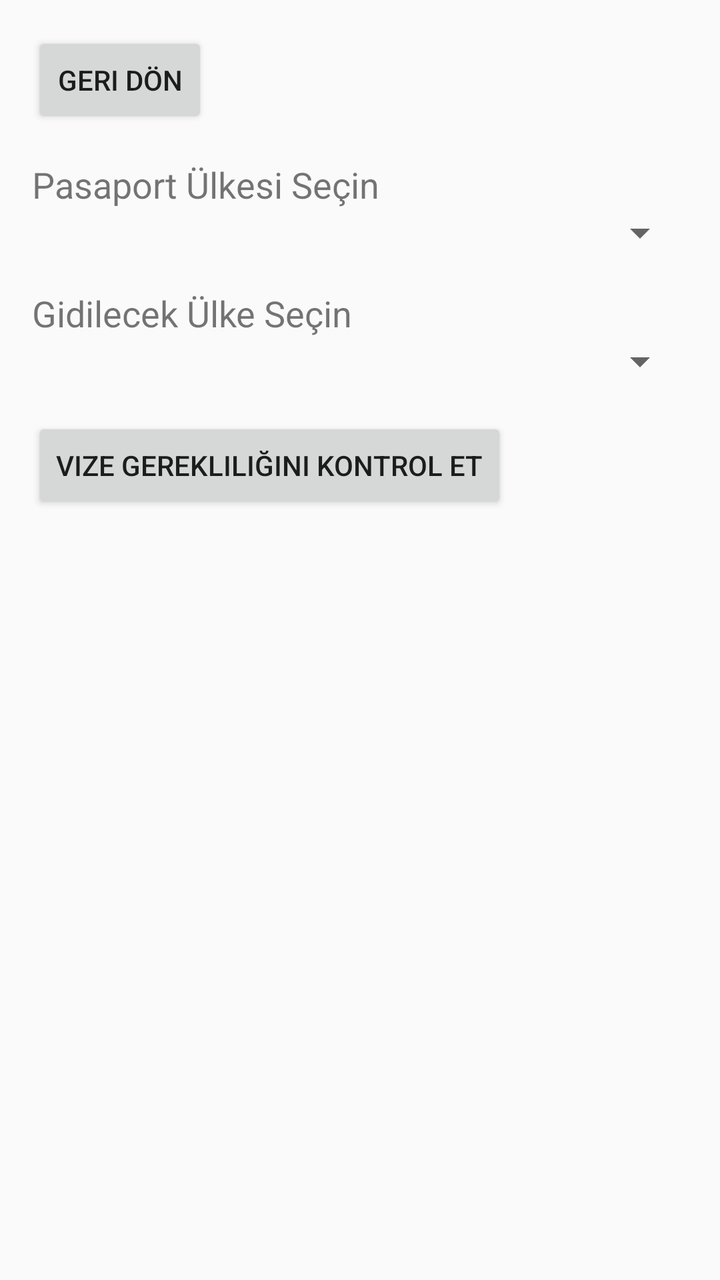
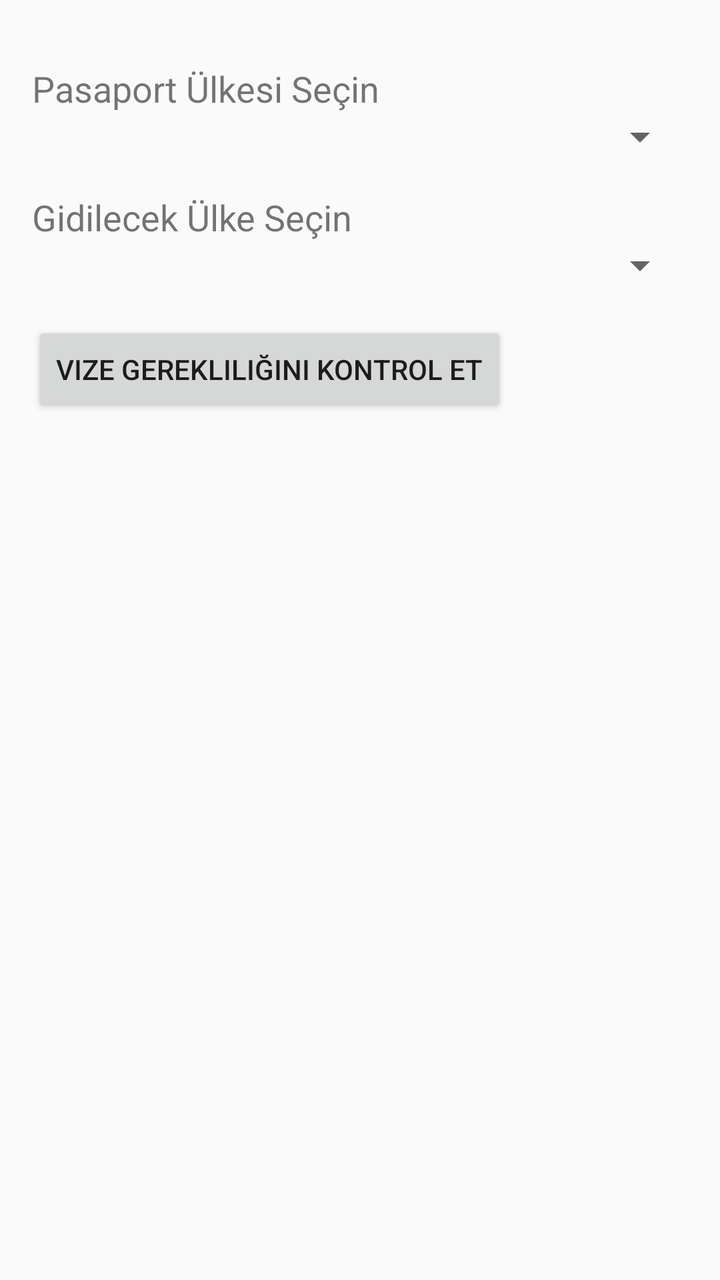

The first picture is an Android layout as it rendered before a commit; the second is the same layout after the commit. The layout source and the unified diff follow.
<!-- AndroidManifest.xml: application theme Theme.TravelAppBir -->
<!-- res/layout/activity_visa_check.xml -->
<?xml version="1.0" encoding="utf-8"?>
<LinearLayout xmlns:android="http://schemas.android.com/apk/res/android"
    android:layout_width="match_parent"
    android:layout_height="match_parent"
    android:orientation="vertical"
    android:padding="16dp">

    <Button
        android:id="@+id/backButton"
        android:layout_width="wrap_content"
        android:layout_height="wrap_content"
        android:text="Geri Dön" />

    <TextView
        android:layout_width="match_parent"
        android:layout_height="wrap_content"
        android:text="Pasaport Ülkesi Seçin"
        android:textSize="18sp"
        android:layout_marginTop="16dp" />

    <Spinner
        android:id="@+id/spinnerPassportCountry"
        android:layout_width="match_parent"
        android:layout_height="wrap_content" />

    <TextView
        android:layout_width="match_parent"
        android:layout_height="wrap_content"
        android:text="Gidilecek Ülke Seçin"
        android:textSize="18sp"
        android:layout_marginTop="16dp" />

    <Spinner
        android:id="@+id/spinnerDestinationCountry"
        android:layout_width="match_parent"
        android:layout_height="wrap_content" />

    <Button
        android:id="@+id/checkVisaButton"
        android:layout_width="wrap_content"
        android:layout_height="wrap_content"
        android:text="Vize Gerekliliğini Kontrol Et"
        android:layout_marginTop="16dp" />

    <TextView
        android:id="@+id/tvVisaResult"
        android:layout_width="match_parent"
        android:layout_height="wrap_content"
        android:textSize="16sp"
        android:textStyle="bold"
        android:layout_marginTop="16dp" />

</LinearLayout>
<!-- resources referenced by this layout -->
<resources>
  <style name="Theme.TravelAppBir" parent="Theme.AppCompat.Light.DarkActionBar">
          
      </style>
</resources>

<!-- the commit's change to res/layout/activity_visa_check.xml (unified diff, before → after) -->
@@ -4,12 +4,6 @@
     android:layout_height="match_parent"
     android:orientation="vertical"
     android:padding="16dp">
-
-    <Button
-        android:id="@+id/backButton"
-        android:layout_width="wrap_content"
-        android:layout_height="wrap_content"
-        android:text="Geri Dön" />
 
     <TextView
         android:layout_width="match_parent"
